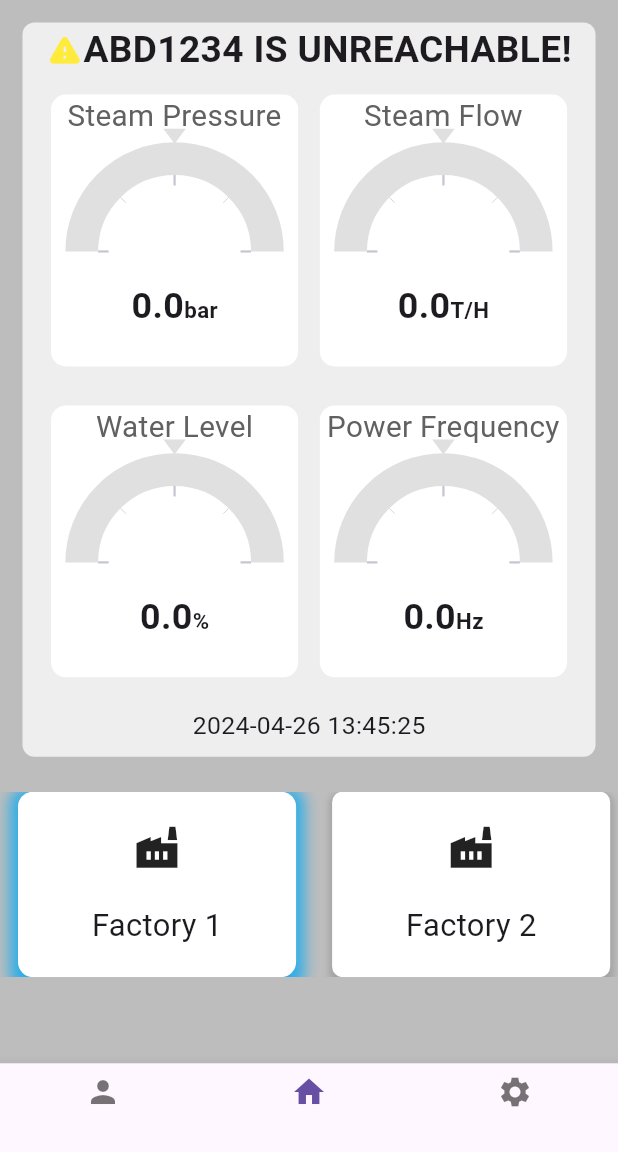
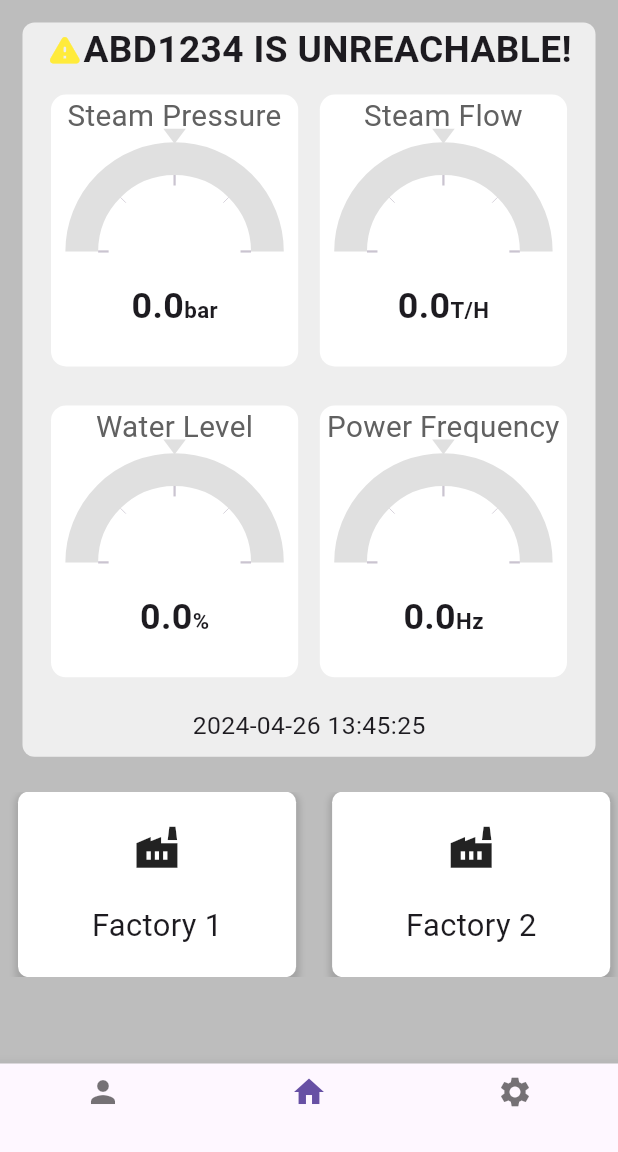
Before and after one commit to Hamyapkang/flutter, a Flutter app: the Factory1 screen opened directly, on a phone screen of 412 x 824 dp, the part 84-1236 px from its top. Run offline on Flutter 3.47's test engine with Material 3 defaults, Android fonts, the phone set to English and light mode, and no system bars; drawn by our look-alikes of syncfusion_flutter_gauges; our stand-ins replace intl_phone_field; missing offline and left inert: dart:ffi.

Commit message:
commit go

```diff
--- a/lib/Factory1.dart
+++ b/lib/Factory1.dart
@@ -8,7 +8,6 @@ import 'Factory1/SteamPressureF1.dart';
 import 'Factory1/WaterLevelF1.dart';
 import 'contactF1.dart';
 
-
 class Factory1 extends StatefulWidget {
   const Factory1({super.key});
 
@@ -17,19 +16,21 @@ class Factory1 extends StatefulWidget {
 }
 
 class _Factory1State extends State<Factory1> {
+  int _currentIndex = 1;
+
   @override
   Widget build(BuildContext context) {
-
     final currentWidth = MediaQuery.of(context).size.width;
     final currentHeight = MediaQuery.of(context).size.height;
 
-    int _currentIndex = 1;
     return Scaffold(
       appBar: AppBar(
-        title: const Text('Factory 1',
+        title: const Text(
+          'Factory 1',
           style: TextStyle(
               fontSize: 30,
-              fontWeight: FontWeight.bold),),
+              fontWeight: FontWeight.bold),
+        ),
         centerTitle: true,
         actions: [
           IconButton(
@@ -38,9 +39,10 @@ class _Factory1State extends State<Factory1> {
           ),
         ],
       ),
-      body:Container(
+      body: SingleChildScrollView(
+        child: Container(
           color: Colors.grey[400],
-        height: double.infinity,
+          height: currentHeight,
           child: Column(
             children: [
               Padding(
@@ -56,14 +58,16 @@ class _Factory1State extends State<Factory1> {
                       Row(
                         mainAxisAlignment: MainAxisAlignment.center,
                         children: [
-                        Icon(Icons.warning_rounded,
+                          Icon(
+                            Icons.warning_rounded,
                             color: Colors.yellow,
-                          size: currentWidth*0.06,),
-                        Text('ABD1234 IS UNREACHABLE!',
-                          style:TextStyle(
-                              fontSize: currentWidth*0.06,
-                              fontWeight: FontWeight.bold
+                            size: currentWidth * 0.06,
                           ),
+                          Text(
+                            'ABD1234 IS UNREACHABLE!',
+                            style: TextStyle(
+                                fontSize: currentWidth * 0.06,
+                                fontWeight: FontWeight.bold),
                           )
                         ],
                       ),
@@ -75,7 +79,7 @@ class _Factory1State extends State<Factory1> {
                             children: [
                               SteamPressureF1(),
                               SizedBox(
-                              width: currentWidth*0.035,
+                                width: currentWidth * 0.035,
                               ),
                               SteamFlowF1(),
                             ],
@@ -89,7 +93,7 @@ class _Factory1State extends State<Factory1> {
                           children: [
                             WaterLevelF1(),
                             SizedBox(
-                            width: currentWidth*0.035,
+                              width: currentWidth * 0.035,
                             ),
                             PowerFrequencyF1(),
                           ],
@@ -98,10 +102,10 @@ class _Factory1State extends State<Factory1> {
                       Center(
                         child: Padding(
                           padding: const EdgeInsets.all(8.0),
-                        child: Text('2024-04-26 13:45:25',
-                          style: TextStyle(
-                              fontSize: currentWidth*0.04
-                          ),),
+                          child: Text(
+                            '2024-04-26 13:45:25',
+                            style: TextStyle(fontSize: currentWidth * 0.04),
+                          ),
                         ),
                       )
                     ],
@@ -109,59 +113,105 @@ class _Factory1State extends State<Factory1> {
                 ),
               ),
               SizedBox(
-              height: currentHeight*0.01,
+                height: currentHeight * 0.01,
               ),
               Container(
-              height: currentHeight*0.15,
+                height: currentHeight * 0.15,
                 color: Colors.grey[400],
                 child: ListView(
                   scrollDirection: Axis.horizontal,
                   children: [
+                    _buildFactoryCard(
+                      context,
+                      'Factory 1',
+                      Icons.factory,
+                      currentWidth,
+                      currentHeight,
+                    ),
                     GestureDetector(
-                    child: Padding(
-                      padding: EdgeInsets.fromLTRB(12, 0, 12, 0),
-                      child: Container(
-                        width:currentWidth*0.45,
-                        decoration: BoxDecoration(
-                          boxShadow:[BoxShadow(
-                              color: Colors.lightBlue.withOpacity(0.8),
-                              spreadRadius: 5,
-                              blurRadius: 8,
-                              offset: Offset(0, 3)
-                          )
+                      key: Key("Factory2"),
+                      onTap: () {
+                        Navigator.of(context).push(
+                          MaterialPageRoute(
+                            builder: (context) => Factory2(),
+                          ),
+                        );
+                      },
+                      child: _buildFactoryCard(
+                        context,
+                        'Factory 2',
+                        Icons.factory,
+                        currentWidth,
+                        currentHeight,
+                      ),
+                    ),
+                    _buildFactoryCard(
+                      context,
+                      'Factory 3',
+                      Icons.factory,
+                      currentWidth,
+                      currentHeight,
+                    ),
                   ],
-                          color: Colors.white,
-                          borderRadius: BorderRadius.circular(10),
                 ),
-                        child: Column(
-                          mainAxisAlignment: MainAxisAlignment.center,
-                          crossAxisAlignment: CrossAxisAlignment.center,
-                          children: [
-                            Icon(Icons.factory,size: currentWidth*0.08,),
-                            SizedBox(
-                              height: currentHeight*0.025,
               ),
-                            Text('Factory 1',style: TextStyle(
-                              fontSize: currentWidth*0.05,
-                            ),)
             ],
           ),
         ),
       ),
+      bottomNavigationBar: BottomNavigationBar(
+        currentIndex: _currentIndex,
+        onTap: (int newIndex) {
+          setState(() {
+            _currentIndex = newIndex;
+            switch (_currentIndex) {
+              case 0:
+                Navigator.of(context).push(
+                  MaterialPageRoute(
+                    builder: (context) => InvitationF1(),
+                  ),
+                );
+                break;
+              case 1:
+                Navigator.of(context).push(
+                  MaterialPageRoute(
+                    builder: (context) => Factory1(),
+                  ),
+                );
+                break;
+              case 2:
+                Navigator.of(context).push(
+                  MaterialPageRoute(
+                    builder: (context) => InvitationF1(),
+                  ),
+                );
+                break;
+            }
+          });
+        },
+        items: [
+          BottomNavigationBarItem(
+              icon: const Icon(Icons.person), label: ''),
+          BottomNavigationBarItem(icon: Icon(Icons.home), label: ''),
+          BottomNavigationBarItem(icon: Icon(Icons.settings), label: ''),
+        ],
+      ),
+    );
+  }
 
-                  ),
-                  GestureDetector(
-                    child: Padding(
-                      key: Key("Factory2"),
+  Widget _buildFactoryCard(BuildContext context, String title, IconData icon,
+      double currentWidth, double currentHeight) {
+    return Padding(
       padding: EdgeInsets.fromLTRB(12, 0, 12, 0),
       child: Container(
-                        width:currentWidth*0.45,
+        width: currentWidth * 0.45,
         decoration: BoxDecoration(
-                          boxShadow:[BoxShadow(
+          boxShadow: [
+            BoxShadow(
               color: Colors.grey.withOpacity(0.8),
               spreadRadius: 2,
               blurRadius: 3,
-                              offset: Offset(0, 3)
+              offset: Offset(0, 3),
             )
           ],
           color: Colors.white,
@@ -171,104 +221,19 @@ class _Factory1State extends State<Factory1> {
           mainAxisAlignment: MainAxisAlignment.center,
           crossAxisAlignment: CrossAxisAlignment.center,
           children: [
-                            Icon(Icons.factory,size: currentWidth*0.08,),
+            Icon(icon, size: currentWidth * 0.08),
             SizedBox(
-                              height: currentHeight*0.025,
+              height: currentHeight * 0.025,
             ),
-                            Text('Factory 2',style: TextStyle(
-                              fontSize: currentWidth*0.05,
-                            ),)
-                          ],
-                        ),
-                      ),
-                    ),
-                    onTap: (){
-                      Navigator.of(context).push(
-                        MaterialPageRoute(
-                          builder: (context) => Factory2(),
-                        ),
-                      );
-                    },
-                  ),
-                  Padding(
-                    padding: EdgeInsets.fromLTRB(12, 0, 12, 0),
-                    child: Container(
-                      width:currentWidth*0.45,
-                      decoration: BoxDecoration(
-                        boxShadow:[BoxShadow(
-                            color: Colors.grey.withOpacity(0.8),
-                            spreadRadius: 2,
-                            blurRadius: 3,
-                            offset: Offset(0, 3)
-                        )
-                        ],
-                        color: Colors.white,
-                        borderRadius: BorderRadius.circular(7),
-                      ),
-                      child: Column(
-                        mainAxisAlignment: MainAxisAlignment.center,
-                        crossAxisAlignment: CrossAxisAlignment.center,
-                        children: [
-                          Icon(Icons.factory,size: currentWidth*0.08,),
-                          SizedBox(
-                            height: currentHeight*0.025,
-                          ),
-                          Text('Factory 3',style: TextStyle(
-                            fontSize: currentWidth*0.05,
-                          ),)
-                        ],
-                      ),
-                    ),
-                  )
-                ],
+            Text(
+              title,
+              style: TextStyle(
+                fontSize: currentWidth * 0.05,
               ),
             )
           ],
         ),
       ),
-      bottomNavigationBar: BottomNavigationBar(
-        currentIndex: _currentIndex,
-
-        onTap: (int newIndex){
-          setState(() {
-            _currentIndex = newIndex;
-            switch(_currentIndex){
-              case 0:
-                Navigator.of(context).push(
-                    MaterialPageRoute(
-                      builder: (context) => InvitationF1(),
-                    )
-                );
-              case 1:
-                Navigator.of(context).push(
-                    MaterialPageRoute(
-                      builder: (context) => Factory1(),
-                    )
-                );
-              case 2:
-                Navigator.of(context).push(
-                    MaterialPageRoute(
-                      builder: (context) => InvitationF1(),
-                    )
-                );
-            }
-          });
-        },
-        items: [
-          BottomNavigationBarItem(
-              icon: const Icon(Icons.person),
-              label:''
-          ),
-          BottomNavigationBarItem(
-              icon: Icon(Icons.home),
-              label:''
-          ),
-          BottomNavigationBarItem(
-              icon: Icon(Icons.settings),
-              label:''
-          ),
-        ],
-      ),
     );
   }
 }
--- a/lib/Invitation.dart
+++ b/lib/Invitation.dart
@@ -31,6 +31,7 @@ class Invitation extends StatelessWidget {
         color: Colors.grey[400],
         height: double.infinity,
         width: double.infinity,
+        child: SingleChildScrollView(
           child: Column(
             children: [
               Container(
@@ -134,6 +135,7 @@ class Invitation extends StatelessWidget {
             ],
           ),
         ),
+      ),
     );
   }
 }
--- a/lib/Thresholdvalue.dart
+++ b/lib/Thresholdvalue.dart
@@ -47,10 +47,10 @@ class _ThresholdvalueState extends State<Thresholdvalue> {
           ),
         ],
       ),
-      body:Container(
-        color: Colors.grey[400],
-        height: double.infinity,
-        child: SingleChildScrollView(
+      body:SingleChildScrollView(
+        child: Container(
+          color: Colors.grey[400],
+
           child: Column(
             children: [
               Padding(
--- a/lib/contactF1.dart
+++ b/lib/contactF1.dart
@@ -47,6 +47,7 @@ class _ContactF1State extends State<ContactF1> {
         height: double.infinity,
         child: Padding(
           padding: EdgeInsets.all(15.0),
+          child: SingleChildScrollView(
             child: Column(
               children: [
                 Container(
@@ -254,6 +255,7 @@ class _ContactF1State extends State<ContactF1> {
             ),
           ),
         ),
+      ),
       bottomNavigationBar: BottomNavigationBar(
         currentIndex: _currentIndex,
         onTap: (int newIndex) {
```
Also changed, not shown: 1 other file. Lines whose indentation alone changed are shown as unchanged.
